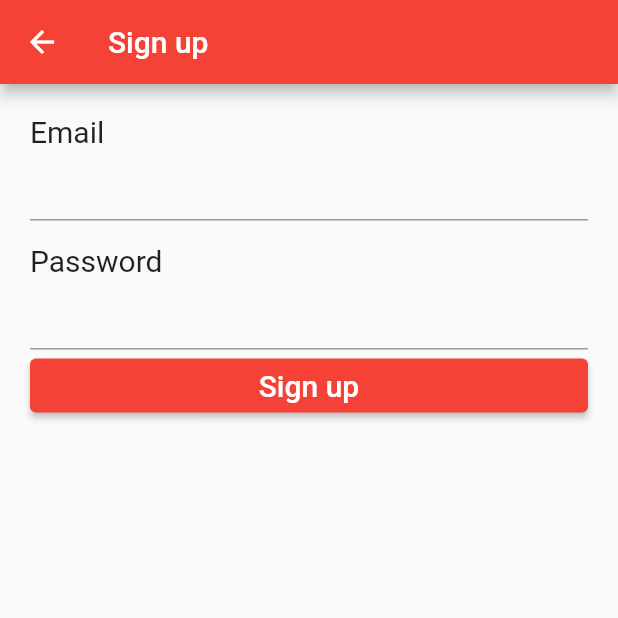
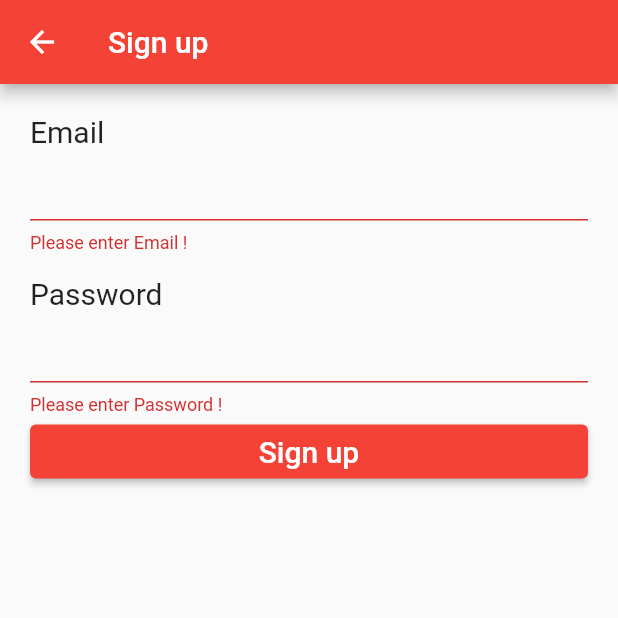
Before and after one commit to Kittisak2001/Flutter-Authentication_Firebase, a Flutter app: the RegisterScreen screen opened directly, after a tap on "Sign up", on a phone screen of 412 x 824 dp, the top half of it. Run offline on Flutter 3.47's test engine with Material 2 defaults, Android fonts, the phone set to English and light mode, and no system bars; our stand-ins replace form_field_validator.

Commit message:
Update Check Email&Password Safety Null

```diff
--- a/lib/screen/register.dart
+++ b/lib/screen/register.dart
@@ -2,6 +2,8 @@ import 'package:flutter/cupertino.dart';
 import 'package:flutter/material.dart';
 import 'package:flutter/src/foundation/key.dart';
 import 'package:flutter/src/widgets/framework.dart';
+import 'package:flutter_authentication/model/profile.dart';
+import 'package:form_field_validator/form_field_validator.dart';
 
 class RegisterScreen extends StatefulWidget {
   const RegisterScreen({Key? key}) : super(key: key);
@@ -12,6 +14,7 @@ class RegisterScreen extends StatefulWidget {
 
 class _RegisterScreenState extends State<RegisterScreen> {
   final formKey = GlobalKey<FormState>();
+  Profile profile = Profile();
   @override
   Widget build(BuildContext context) {
     return Scaffold(
@@ -29,6 +32,13 @@ class _RegisterScreenState extends State<RegisterScreen> {
                 style: TextStyle(fontSize: 20),
               ),
               TextFormField(
+                validator: MultiValidator([
+                  EmailValidator(errorText: "forget @ Email Don't Format !"),
+                  RequiredValidator(errorText: "Please enter Email !"),
+                ]),
+                onSaved: (String? email) {
+                  profile.email = email;
+                },
                 keyboardType: TextInputType.emailAddress,
               ),
               SizedBox(
@@ -39,6 +49,11 @@ class _RegisterScreenState extends State<RegisterScreen> {
                 style: TextStyle(fontSize: 20),
               ),
               TextFormField(
+                validator:
+                    RequiredValidator(errorText: "Please enter Password !"),
+                onSaved: (String? password) {
+                  profile.password = password;
+                },
                 obscureText: true,
               ),
               SizedBox(
@@ -48,7 +63,14 @@ class _RegisterScreenState extends State<RegisterScreen> {
                     "Sign up",
                     style: TextStyle(fontSize: 20),
                   ),
-                  onPressed: () {},
+                  onPressed: () {
+                    if (formKey.currentState!.validate()) {
+                      formKey.currentState!.save();
+                      print(
+                          "Email : ${profile.email} , Password : ${profile.password}");
+                      formKey.currentState!.reset();
+                    }
+                  },
                 ),
               ),
             ]),
--- a/pubspec.yaml
+++ b/pubspec.yaml
@@ -29,6 +29,7 @@ environment:
 dependencies:
   flutter:
     sdk: flutter
+  form_field_validator: ^1.1.0
 
 
   # The following adds the Cupertino Icons font to your application.
```
Also changed, not shown: pubspec.lock.
